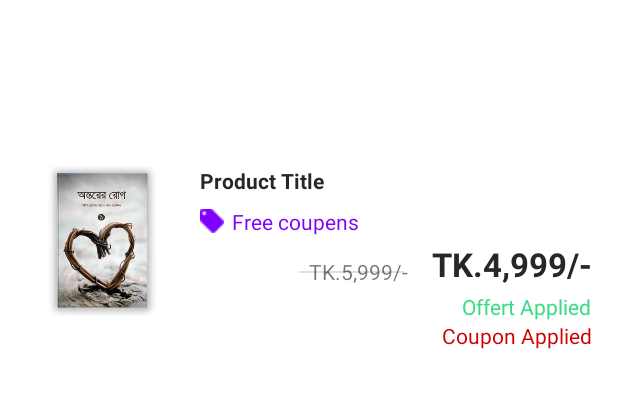
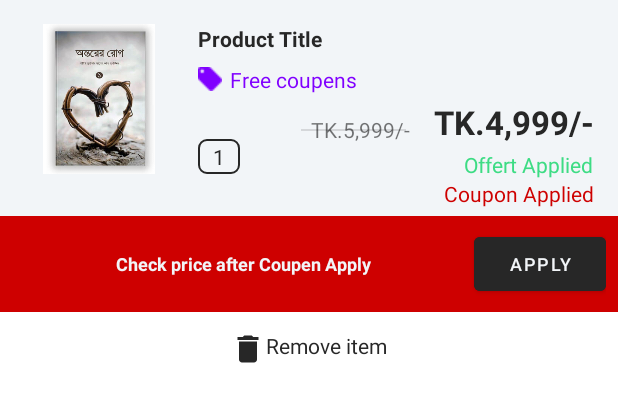
Before and after one commit to Mohammad-Shawon/Muslim-Square-ecommerse-, an Android app: the layout pd_card_layout.xml on its own in the app's theme, with its tools: preview values and no code run, on a phone screen of 412 x 824 dp. Shown: the top 402 px of the screen. Run offline under Robolectric (Android 15) with nearby library versions, the phone set to English and light mode, and no system bars.

Commit message:
muslim-square

```diff
--- /dev/null
+++ b/app/src/main/res/drawable/ic_baseline_delete_24.xml
@@ -0,0 +1,10 @@
+<vector xmlns:android="http://schemas.android.com/apk/res/android"
+    android:width="24dp"
+    android:height="24dp"
+    android:viewportWidth="24"
+    android:viewportHeight="24"
+    android:tint="?attr/colorControlNormal">
+  <path
+      android:fillColor="@android:color/white"
+      android:pathData="M6,19c0,1.1 0.9,2 2,2h8c1.1,0 2,-0.9 2,-2V7H6v12zM19,4h-3.5l-1,-1h-5l-1,1H5v2h14V4z"/>
+</vector>
--- /dev/null
+++ b/app/src/main/res/drawable/rounded_vorger_bg.xml
@@ -0,0 +1,9 @@
+<?xml version="1.0" encoding="utf-8"?>
+<layer-list xmlns:android="http://schemas.android.com/apk/res/android">
+    <item>
+        <shape android:shape="rectangle">
+            <corners android:radius="5dp"/>
+                <stroke android:width="1dp" android:color="@color/Accent"/>
+        </shape>
+    </item>
+</layer-list>
--- a/app/src/main/res/layout/pd_card_layout.xml
+++ b/app/src/main/res/layout/pd_card_layout.xml
@@ -3,16 +3,16 @@
     xmlns:app="http://schemas.android.com/apk/res-auto"
     xmlns:tools="http://schemas.android.com/tools"
     android:layout_width="match_parent"
-    android:layout_height="match_parent">
+    android:layout_height="wrap_content"
+    android:background="@color/White">
 
     <androidx.constraintlayout.widget.ConstraintLayout
-        android:layout_width="409dp"
-        android:layout_height="729dp"
-        app:layout_constraintBottom_toBottomOf="parent"
+        android:id="@+id/constraintLayout"
+        android:layout_width="match_parent"
+        android:layout_height="wrap_content"
         app:layout_constraintEnd_toEndOf="parent"
         app:layout_constraintStart_toStartOf="parent"
-        app:layout_constraintTop_toTopOf="parent"
-        app:layout_constraintVertical_bias="1.0">
+        app:layout_constraintTop_toTopOf="parent">
 
         <ImageView
             android:id="@+id/pd_cart_image"
@@ -40,12 +40,12 @@
             android:layout_width="wrap_content"
             android:layout_height="wrap_content"
             android:layout_marginTop="8dp"
+            android:drawableLeft="@drawable/coupen"
+            android:drawablePadding="5dp"
+            android:drawableTint="#8000FF"
             android:text="Free coupens"
             android:textColor="#8000FF"
             android:textSize="14sp"
-            android:drawableLeft="@drawable/coupen"
-            android:drawableTint="#8000FF"
-            android:drawablePadding="5dp"
             app:layout_constraintStart_toStartOf="@+id/pd_cart_title"
             app:layout_constraintTop_toBottomOf="@+id/pd_cart_title" />
 
@@ -129,10 +129,10 @@
             android:layout_marginTop="4dp"
             android:layout_marginEnd="16dp"
             android:text="Offert Applied"
+            android:textColor="@color/colorSuccess"
+            android:textSize="14sp"
             app:layout_constraintEnd_toEndOf="parent"
-            app:layout_constraintTop_toBottomOf="@+id/pd_cart_price"
-            android:textSize="14sp"
-            android:textColor="@color/colorSuccess"/>
+            app:layout_constraintTop_toBottomOf="@+id/pd_cart_price" />
 
         <TextView
             android:id="@+id/pd_cart_coupen_applied"
@@ -140,10 +140,82 @@
             android:layout_height="wrap_content"
             android:layout_marginEnd="16dp"
             android:text="Coupon Applied"
+            android:textColor="@color/Primary"
+            android:textSize="14sp"
             app:layout_constraintEnd_toEndOf="parent"
-            app:layout_constraintTop_toBottomOf="@+id/pd_cart_offer_applied"
-            android:textSize="14sp"
-            android:textColor="@color/Primary"/>
+            app:layout_constraintTop_toBottomOf="@+id/pd_cart_offer_applied" />
+
+        <TextView
+            android:id="@+id/pd_cart_quantity"
+            android:layout_width="wrap_content"
+            android:layout_height="wrap_content"
+            android:layout_marginStart="16dp"
+            android:background="@drawable/rounded_vorger_bg"
+            android:paddingLeft="10dp"
+            android:paddingTop="2dp"
+            android:paddingRight="10dp"
+            android:paddingBottom="2dp"
+            android:text="1"
+            android:textColor="@color/Accent"
+            app:layout_constraintBottom_toBottomOf="@+id/pd_cart_image"
+            app:layout_constraintStart_toEndOf="@+id/pd_cart_image" />
+
+
     </androidx.constraintlayout.widget.ConstraintLayout>
 
+    <LinearLayout
+        android:id="@+id/linearLayout4"
+        android:layout_width="match_parent"
+        android:layout_height="wrap_content"
+        android:layout_marginTop="5dp"
+        android:background="@color/Primary"
+        android:gravity="right"
+        android:orientation="horizontal"
+        android:padding="8dp"
+        app:layout_constraintEnd_toEndOf="parent"
+        app:layout_constraintStart_toStartOf="parent"
+        app:layout_constraintTop_toBottomOf="@+id/constraintLayout">
+
+        <TextView
+            android:layout_width="wrap_content"
+            android:layout_height="wrap_content"
+            android:layout_weight="1"
+            android:text="Check price after Coupen Apply"
+            android:textAlignment="center"
+            android:textColor="@color/White"
+            android:textSize="12sp"
+            android:textStyle="bold" />
+
+        <Button
+            android:id="@+id/pd_cart_coupen_aplly_btn"
+            android:layout_width="wrap_content"
+            android:layout_height="wrap_content"
+            android:backgroundTint="@color/Accent"
+            android:text="Apply"
+            android:textSize="12sp" />
+
+
+    </LinearLayout>
+
+    <LinearLayout
+        android:id="@+id/pad_card_remove_item"
+        android:layout_width="match_parent"
+        android:layout_height="50dp"
+        app:layout_constraintEnd_toEndOf="parent"
+        app:layout_constraintStart_toStartOf="parent"
+        android:gravity="center"
+        android:background="#FFFFFF"
+        app:layout_constraintTop_toBottomOf="@+id/linearLayout4">
+
+
+            <TextView
+                android:layout_width="wrap_content"
+                android:layout_height="wrap_content"
+                android:text="Remove item"
+                android:drawableLeft="@drawable/ic_baseline_delete_24"
+                android:drawableTint="@color/Accent"
+                android:textColor="@color/Accent"/>
+
+    </LinearLayout>
+
 </androidx.constraintlayout.widget.ConstraintLayout>
--- a/app/src/main/res/layout/product_details_image_layout.xml
+++ b/app/src/main/res/layout/product_details_image_layout.xml
@@ -230,7 +230,7 @@
             android:textStyle="bold" />
 
         <Button
-            android:id="@+id/pd_coupen_aplly_btn"
+            android:id="@+id/pd_cart_coupen_aplly_btn"
             android:layout_width="wrap_content"
             android:layout_height="wrap_content"
             android:backgroundTint="@color/Accent"
```
